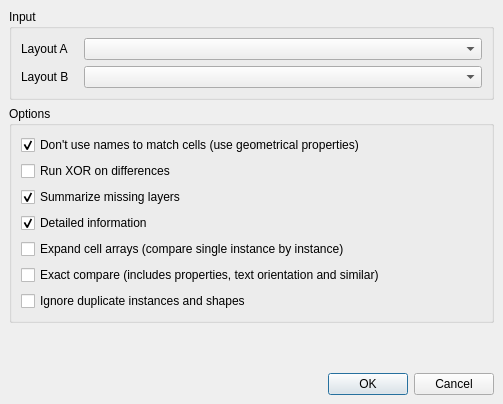
First picture: the form in eda-klayout/src/plugins/tools/diff/lay_plugin/DiffToolDialog.ui, repository tolgauye/GMOS, before the edit.
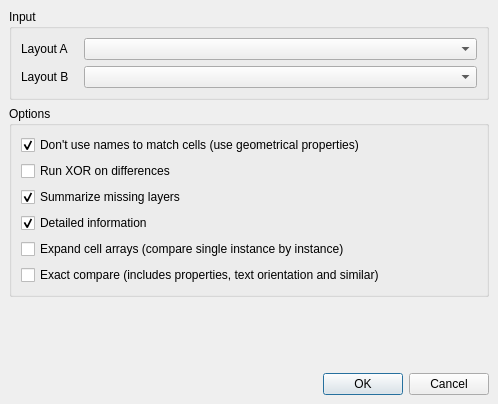
Second picture: the form after the edit. Custom widgets are drawn as their Qt base class.

The edit to the form file:
```diff
--- a/eda-klayout/src/plugins/tools/diff/lay_plugin/DiffToolDialog.ui
+++ b/eda-klayout/src/plugins/tools/diff/lay_plugin/DiffToolDialog.ui
@@ -1,25 +1,25 @@
 <?xml version="1.0" encoding="UTF-8"?>
 <ui version="4.0">
  <class>DiffToolDialog</class>
- <widget class="QDialog" name="DiffToolDialog">
-  <property name="geometry">
+ <widget class="QDialog" name="DiffToolDialog" >
+  <property name="geometry" >
    <rect>
     <x>0</x>
     <y>0</y>
-    <width>503</width>
+    <width>498</width>
     <height>404</height>
    </rect>
   </property>
   <property name="windowTitle">
    <string>Diff Tool</string>
   </property>
-  <layout class="QVBoxLayout">
-   <property name="spacing">
-    <number>6</number>
-   </property>
-   <property name="margin" stdset="0">
+  <layout class="QVBoxLayout" >
+   <property name="margin" >
     <number>9</number>
    </property>
+   <property name="spacing" >
+    <number>6</number>
+   </property>
    <item>
     <widget class="QGroupBox" name="groupBox">
      <property name="title">
@@ -46,10 +46,12 @@
         </property>
        </widget>
       </item>
-      <item row="0" column="1">
-       <widget class="lay::CellViewSelectionComboBox" name="layouta">
-        <property name="sizePolicy">
-         <sizepolicy hsizetype="Expanding" vsizetype="Preferred">
+      <item row="0" column="1" >
+       <widget class="lay::CellViewSelectionComboBox" name="layouta" >
+        <property name="sizePolicy" >
+         <sizepolicy>
+          <hsizetype>7</hsizetype>
+          <vsizetype>5</vsizetype>
           <horstretch>0</horstretch>
           <verstretch>0</verstretch>
          </sizepolicy>
@@ -59,10 +61,12 @@
         </property>
        </widget>
       </item>
-      <item row="1" column="1">
-       <widget class="lay::CellViewSelectionComboBox" name="layoutb">
-        <property name="sizePolicy">
-         <sizepolicy hsizetype="Expanding" vsizetype="Preferred">
+      <item row="1" column="1" >
+       <widget class="lay::CellViewSelectionComboBox" name="layoutb" >
+        <property name="sizePolicy" >
+         <sizepolicy>
+          <hsizetype>7</hsizetype>
+          <vsizetype>5</vsizetype>
           <horstretch>0</horstretch>
           <verstretch>0</verstretch>
          </sizepolicy>
@@ -80,13 +84,13 @@
      <property name="title">
       <string>Options</string>
      </property>
-     <layout class="QVBoxLayout">
-      <property name="spacing">
-       <number>6</number>
-      </property>
-      <property name="margin" stdset="0">
+     <layout class="QVBoxLayout" >
+      <property name="margin" >
        <number>9</number>
       </property>
+      <property name="spacing" >
+       <number>6</number>
+      </property>
       <item>
        <widget class="QCheckBox" name="smart_cbx">
         <property name="text">
@@ -138,13 +142,6 @@
         </property>
        </widget>
       </item>
-      <item>
-       <widget class="QCheckBox" name="ignore_duplicates_cbx">
-        <property name="text">
-         <string>Ignore duplicate instances and shapes</string>
-        </property>
-       </widget>
-      </item>
      </layout>
     </widget>
    </item>
@@ -166,8 +163,8 @@
      <property name="orientation">
       <enum>Qt::Horizontal</enum>
      </property>
-     <property name="standardButtons">
-      <set>QDialogButtonBox::Cancel|QDialogButtonBox::Ok</set>
+     <property name="standardButtons" >
+      <set>QDialogButtonBox::Cancel|QDialogButtonBox::NoButton|QDialogButtonBox::Ok</set>
      </property>
     </widget>
    </item>
```
Left out of the diff: 81 changed lines with no effect on the pictures.
